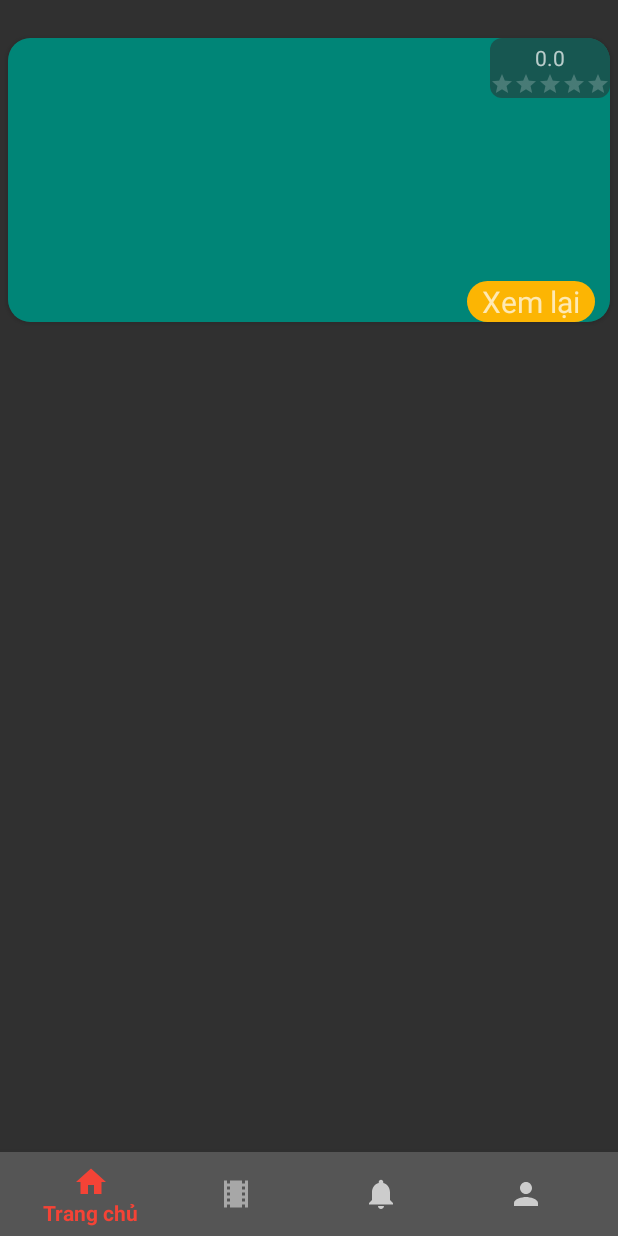
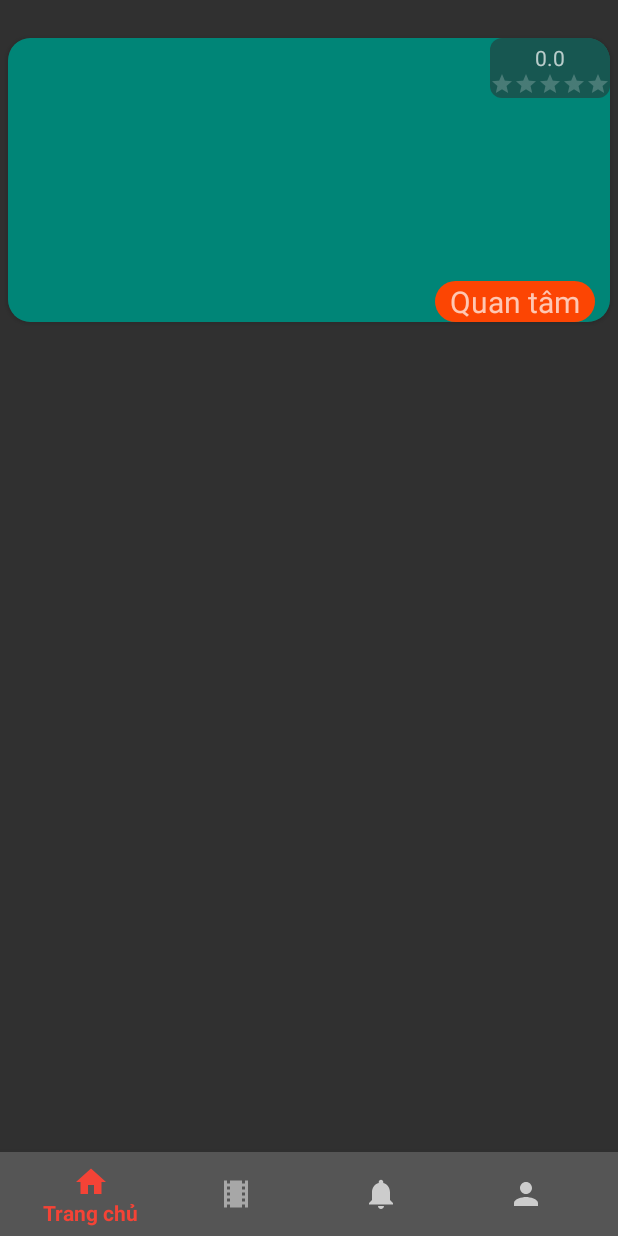
Before and after one commit to hoanthiennguyen/Tickee, an Android app: the fragment PlayedFilmFragment placed in its activity, on a phone screen of 412 x 824 dp. Run offline under Robolectric (Android 15) with nearby library versions, the phone set to English and light mode, and no system bars.

Commit message:
edit played film fragment text content and color

```diff
--- a/app/src/main/res/layout/fragment_played_film.xml
+++ b/app/src/main/res/layout/fragment_played_film.xml
@@ -54,10 +54,10 @@
             android:layout_marginRight="10dp"
             android:textSize="20dp"
             android:paddingHorizontal="10dp"
-            android:background="@drawable/roundbackgroundyellow"
+            android:background="@drawable/roundbackgroundred"
             android:layout_width="wrap_content"
             android:layout_height="wrap_content"
-            android:text="Xem lại"/>
+            android:text="Quan tâm"/>
     </androidx.cardview.widget.CardView>
 
 </FrameLayout>
```
